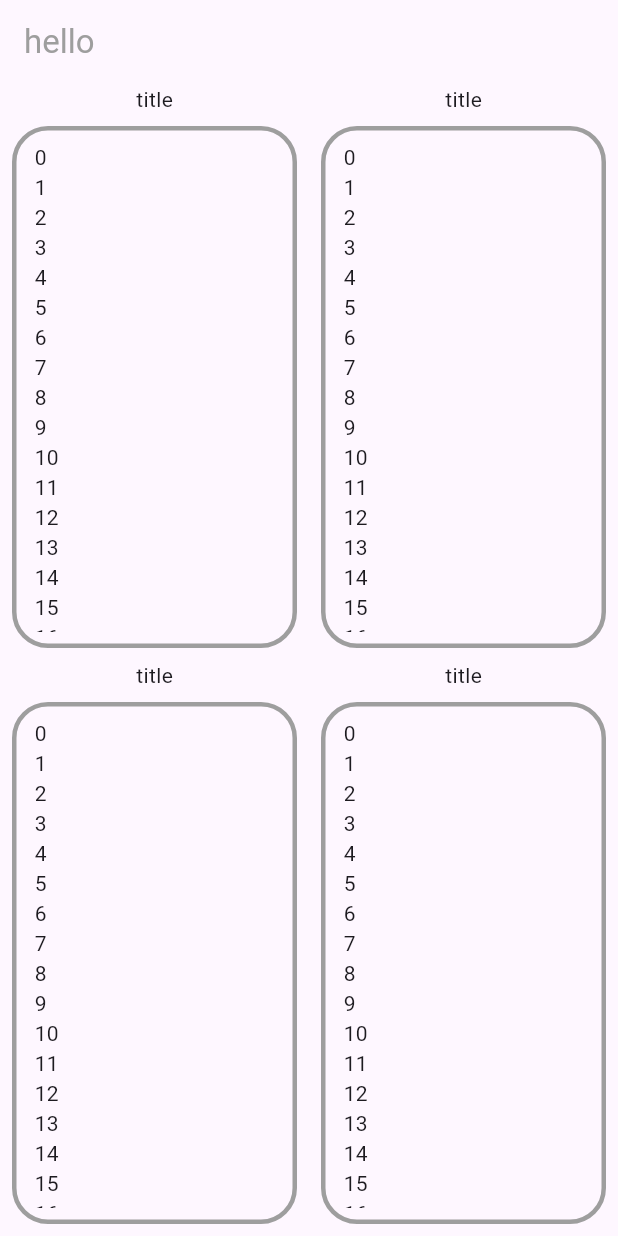
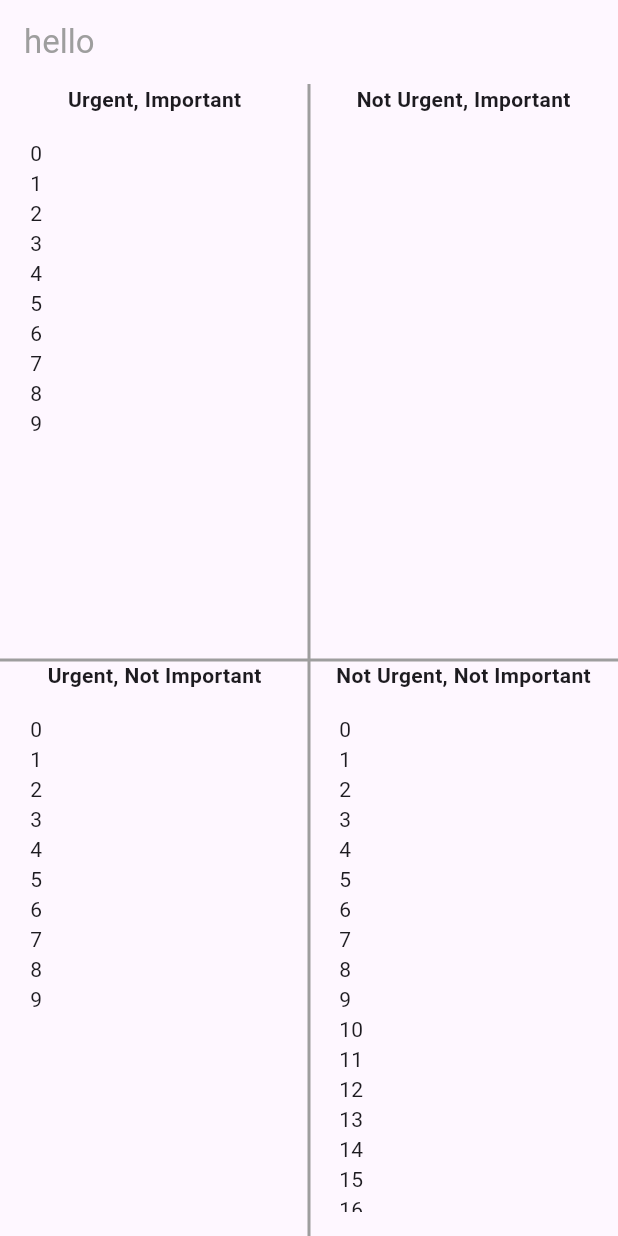
Before and after one commit to iamheesoo/my-matrix, a Flutter app: the screen it shows after launch, on a phone screen of 412 x 824 dp. Run offline on Flutter 3.47's test engine with Material 3 defaults, Android fonts, the phone set to English and light mode, and no system bars; our stand-ins replace get.

Commit message:
[Update] 4분할로 나눠서 CheckListView 노출

```diff
--- a/lib/main.dart
+++ b/lib/main.dart
@@ -26,20 +26,67 @@ class HomePage extends StatelessWidget {
             style: TextStyle(color: Colors.grey),
           ),
         ),
-        body:
-        Column(
-          children: [
-            Expanded(
-                child: Row(
-              crossAxisAlignment: CrossAxisAlignment.start,
-              children: [Expanded(child: CheckListView()), Expanded(child: CheckListView())],
-            )),
-            Expanded(
-                child: Row(
-              crossAxisAlignment: CrossAxisAlignment.start,
-              children: [Expanded(child: CheckListView()), Expanded(child: CheckListView())],
-            )),
-          ],
-        ));
+        body: LayoutBuilder(builder: (context, constraints) {
+          final double halfWidth = constraints.maxWidth / 2;
+          final double halfHeight = constraints.maxHeight / 2;
+          return Stack(
+            children: [
+              // vertical line
+              Positioned(
+                left: halfWidth - 1.0,
+                top: 0,
+                bottom: 0,
+                child: Container(width: 2.0, color: Colors.grey),
+              ),
+              // horizontal line
+              Positioned(
+                left: 0,
+                right: 0,
+                top: halfHeight - 1.0,
+                child: Container(height: 2.0, color: Colors.grey),
+              ),
+              // top-left
+              Positioned(
+                  left: 0,
+                  top: 0,
+                  width: halfWidth,
+                  height: halfHeight,
+                  child: CheckListView(
+                    title: "Urgent, Important",
+                    checkList: List.generate(10, (index) => "Item $index"),
+                  )),
+              // top-right
+              Positioned(
+                  left: halfWidth,
+                  top: 0,
+                  width: halfWidth,
+                  height: halfHeight,
+                  child: CheckListView(
+                    title: "Not Urgent, Important",
+                    checkList: List.empty(),
+                  )),
+              // bottom-left
+              Positioned(
+                  left: 0,
+                  top: halfHeight,
+                  width: halfWidth,
+                  height: halfHeight,
+                  child: CheckListView(
+                    title: "Urgent, Not Important",
+                    checkList: List.generate(10, (index) => "Item $index"),
+                  )),
+              // bottom-right
+              Positioned(
+                  left: halfWidth,
+                  top: halfHeight,
+                  width: halfWidth,
+                  height: halfHeight,
+                  child: CheckListView(
+                    title: "Not Urgent, Not Important",
+                    checkList: List.generate(100, (index) => "Item $index"),
+                  ))
+            ],
+          );
+        }));
   }
 }
--- a/lib/page/check_list_view.dart
+++ b/lib/page/check_list_view.dart
@@ -1,35 +1,25 @@
 import 'package:flutter/material.dart';
 
-class CheckListView extends StatefulWidget {
-  @override
-  _CheckListView createState() => _CheckListView();
-}
+class CheckListView extends StatelessWidget {
+  final List<String> checkList;
+  final String title;
 
-class _CheckListView extends State<CheckListView> {
-  List<String> checkList = [];
-
-  @override
-  void initState() {
-    super.initState();
-    for (int i = 0; i < 100; i++) {
-      checkList.add("$i");
-    }
-  }
+  const CheckListView({required this.checkList, required this.title, super.key});
 
   @override
   Widget build(BuildContext context) {
     return Column(children: [
-      Text("title"),
+      Text(
+        title,
+        style: const TextStyle(fontWeight: FontWeight.bold),
+      ),
       Expanded(
           child: Container(
         margin: const EdgeInsets.all(8),
         padding: const EdgeInsets.symmetric(vertical: 8, horizontal: 12),
-        decoration: BoxDecoration(
-            border: Border.all(width: 3, color: Colors.grey),
-            borderRadius: const BorderRadius.all(Radius.circular(24))),
         child: ListView.builder(
           itemBuilder: (BuildContext context, int position) {
-            return getContainer(position);
+            return getContainer(context, position);
           },
           itemCount: checkList.length,
         ),
@@ -37,7 +27,7 @@ class _CheckListView extends State<CheckListView> {
     ]);
   }
 
-  Container getContainer(int position) {
+  Container getContainer(BuildContext context, int position) {
     return Container(
       width: MediaQuery.of(context).size.width,
       child: Text("$position"),
```
